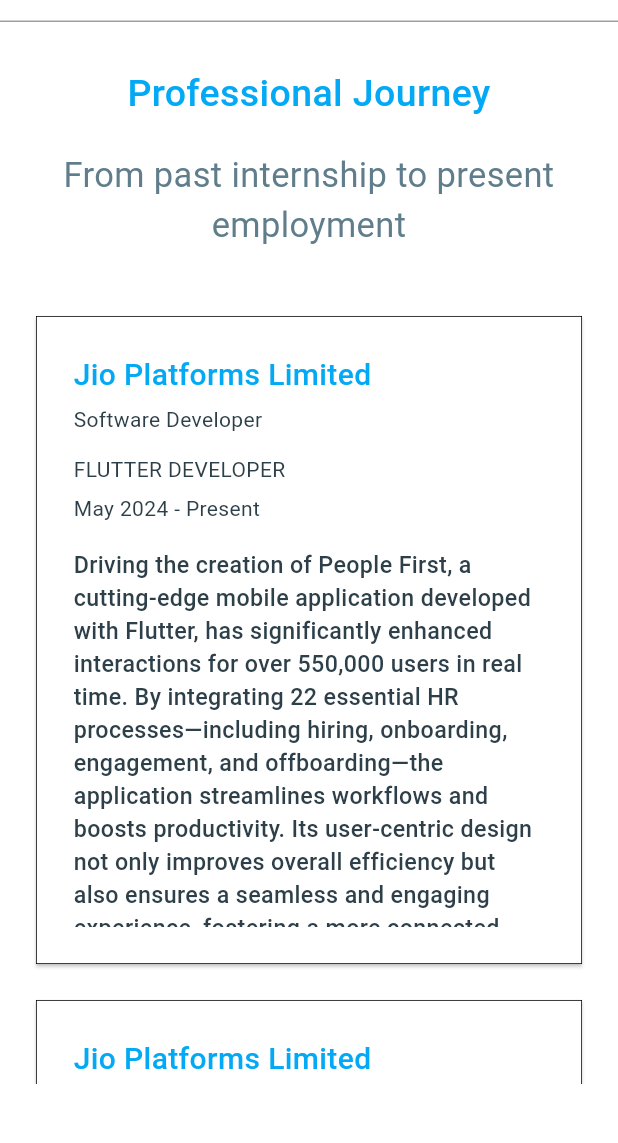
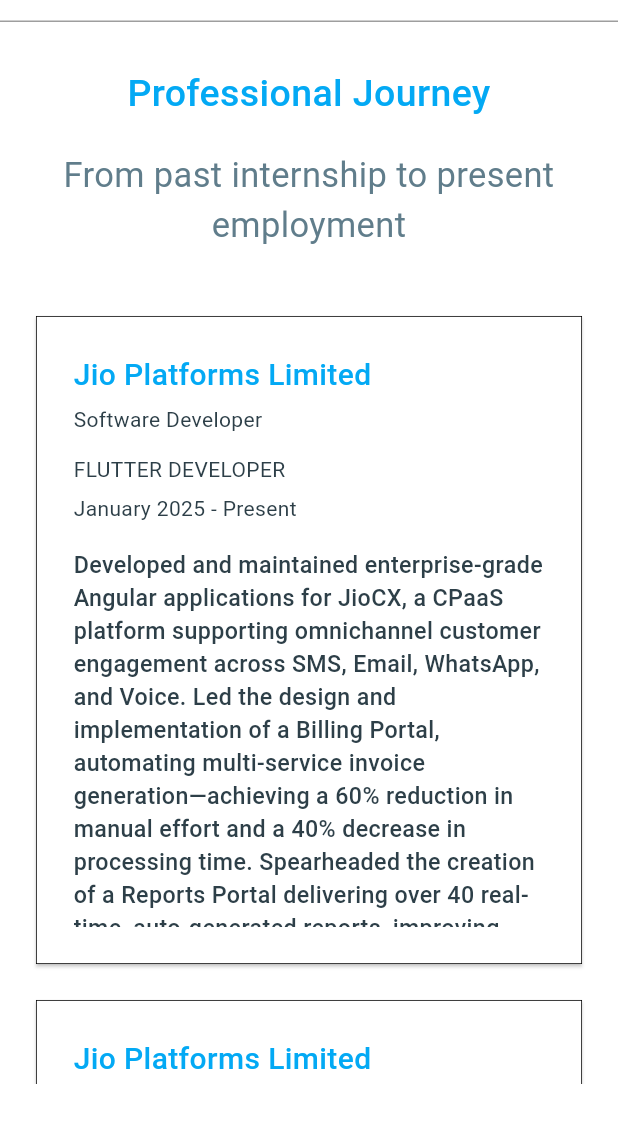
Before and after one commit to anshuvarma/flutter_portfolio, a Flutter app: the ExperiencePage screen opened directly, on a phone screen of 412 x 824 dp, the part 62-1205 px from its top. Run offline on Flutter 3.47's test engine with Material 3 defaults, Android fonts, the phone set to English and light mode, and no system bars.

Commit message:
Jiocx experience updated

```diff
--- a/lib/pages/experience_page.dart
+++ b/lib/pages/experience_page.dart
@@ -64,7 +64,21 @@ class ExperiencePage extends StatelessWidget {
           style: TextStyle(color: AppColors.subFontColor),
         ),
         Text(
-          'May 2024 - Present',
+          'January 2025 - Present',
+          style: TextStyle(color: AppColors.subFontColor),
+        ),
+        const SizedBox(height: 5.0),
+        const Text(
+            "Developed and maintained enterprise-grade Angular applications for JioCX, a CPaaS platform supporting omnichannel customer engagement across SMS, Email, WhatsApp, and Voice. Led the design and implementation of a Billing Portal, automating multi-service invoice generation—achieving a 60% reduction in manual effort and a 40% decrease in processing time. Spearheaded the creation of a Reports Portal delivering over 40 real-time, auto-generated reports, improving data accuracy by 30% and reducing generation time by 50%. Integrated RESTful APIs developed in Node.js and Golang to ensure seamless, cross-platform data synchronization. Established CI/CD pipelines using Azure DevOps to streamline deployments across multiple environments. Built interactive dashboards for deep analytics on SMS delivery, latency, and reconciliation performance.",
+            style: AppColors.cardDesc),
+      ],
+      [
+        const Text(
+          "FLUTTER DEVELOPER",
+          style: TextStyle(color: AppColors.subFontColor),
+        ),
+        Text(
+          'May 2024 - December 2024',
           style: TextStyle(color: AppColors.subFontColor),
         ),
         const SizedBox(height: 5.0),
@@ -104,7 +118,8 @@ class ExperiencePage extends StatelessWidget {
     List<String> cardTitles = [
       "Jio Platforms Limited",
       "Jio Platforms Limited",
-      "Internship - The Sparks Foundation"
+      "Jio Platforms Limited",
+      "Internship - The Sparks Foundation",
     ];
 
     return LayoutBuilder(builder: (context, constraints) {
```
